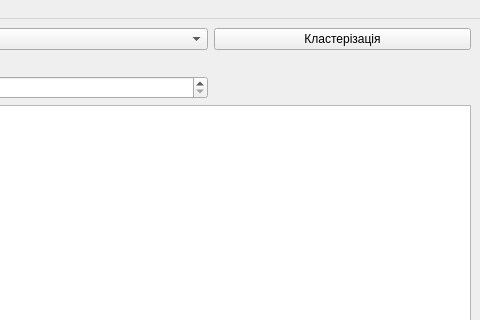
The window that mainwindow.ui (sstby/QtClusters) describes before a commit, drawn with Qt 5; both pictures show x 320 to 800 and y 0 to 320 of the 800 by 600 pixel window.
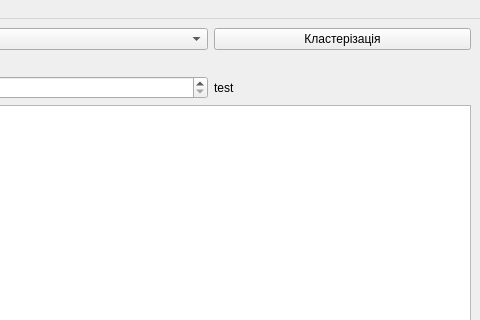
The same window after the commit.

```diff
--- a/mainwindow.ui
+++ b/mainwindow.ui
@@ -71,6 +71,13 @@
       </property>
      </widget>
     </item>
+    <item row="2" column="2">
+     <widget class="QLabel" name="label">
+      <property name="text">
+       <string>test</string>
+      </property>
+     </widget>
+    </item>
    </layout>
   </widget>
   <widget class="QMenuBar" name="menubar">
```
